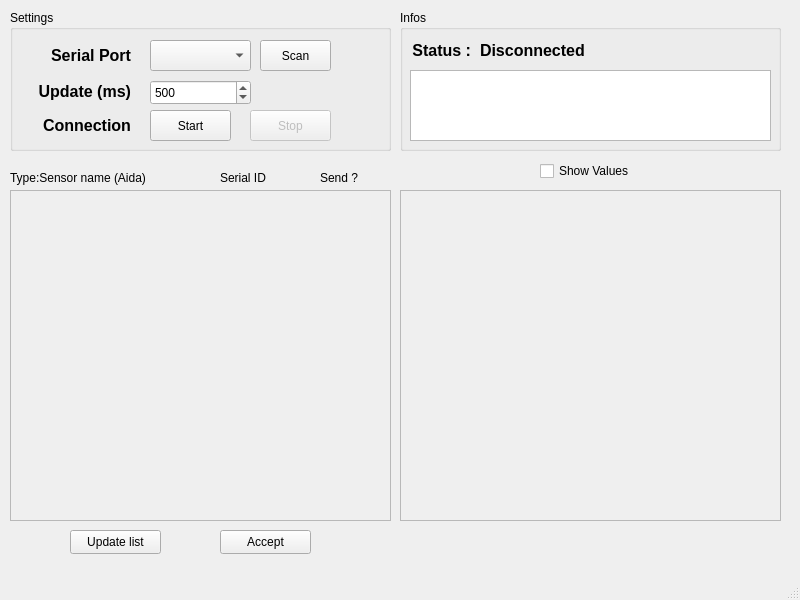
This is Qt/AidaToSerial/mainwindow.ui in Leizar06001/ESP32_PC_Monitor as Qt 5 draws it before an edit. The edited form follows.
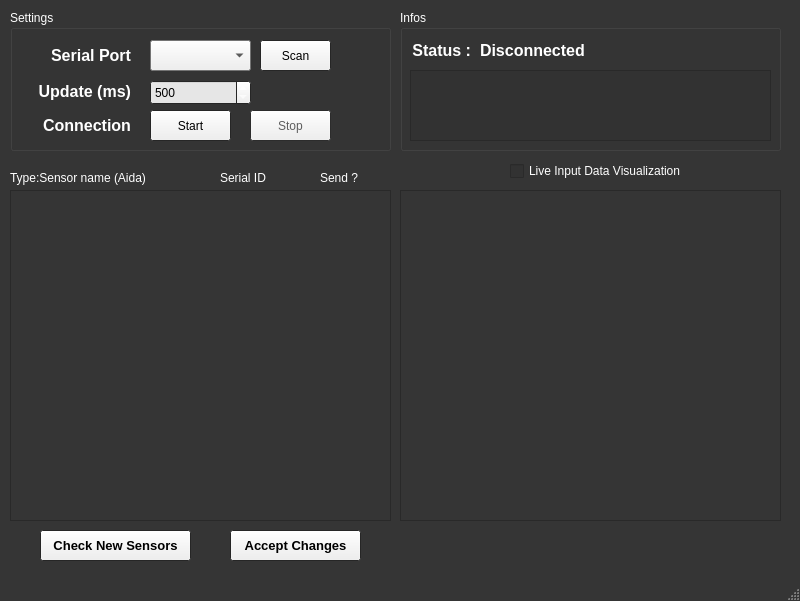
This is the edited form.

Diff of the .ui file:
```diff
--- a/Qt/AidaToSerial/mainwindow.ui
+++ b/Qt/AidaToSerial/mainwindow.ui
@@ -7,12 +7,379 @@
     <x>0</x>
     <y>0</y>
     <width>800</width>
-    <height>600</height>
+    <height>601</height>
    </rect>
   </property>
+  <property name="palette">
+   <palette>
+    <active>
+     <colorrole role="WindowText">
+      <brush brushstyle="SolidPattern">
+       <color alpha="255">
+        <red>255</red>
+        <green>255</green>
+        <blue>255</blue>
+       </color>
+      </brush>
+     </colorrole>
+     <colorrole role="Light">
+      <brush brushstyle="SolidPattern">
+       <color alpha="255">
+        <red>211</red>
+        <green>211</green>
+        <blue>211</blue>
+       </color>
+      </brush>
+     </colorrole>
+     <colorrole role="Midlight">
+      <brush brushstyle="SolidPattern">
+       <color alpha="255">
+        <red>227</red>
+        <green>227</green>
+        <blue>227</blue>
+       </color>
+      </brush>
+     </colorrole>
+     <colorrole role="Dark">
+      <brush brushstyle="SolidPattern">
+       <color alpha="255">
+        <red>62</red>
+        <green>62</green>
+        <blue>62</blue>
+       </color>
+      </brush>
+     </colorrole>
+     <colorrole role="Mid">
+      <brush brushstyle="SolidPattern">
+       <color alpha="255">
+        <red>207</red>
+        <green>207</green>
+        <blue>207</blue>
+       </color>
+      </brush>
+     </colorrole>
+     <colorrole role="Text">
+      <brush brushstyle="SolidPattern">
+       <color alpha="255">
+        <red>255</red>
+        <green>255</green>
+        <blue>255</blue>
+       </color>
+      </brush>
+     </colorrole>
+     <colorrole role="BrightText">
+      <brush brushstyle="SolidPattern">
+       <color alpha="255">
+        <red>255</red>
+        <green>255</green>
+        <blue>255</blue>
+       </color>
+      </brush>
+     </colorrole>
+     <colorrole role="ButtonText">
+      <brush brushstyle="SolidPattern">
+       <color alpha="255">
+        <red>0</red>
+        <green>0</green>
+        <blue>0</blue>
+       </color>
+      </brush>
+     </colorrole>
+     <colorrole role="Base">
+      <brush brushstyle="SolidPattern">
+       <color alpha="255">
+        <red>50</red>
+        <green>50</green>
+        <blue>50</blue>
+       </color>
+      </brush>
+     </colorrole>
+     <colorrole role="Window">
+      <brush brushstyle="SolidPattern">
+       <color alpha="255">
+        <red>53</red>
+        <green>53</green>
+        <blue>53</blue>
+       </color>
+      </brush>
+     </colorrole>
+     <colorrole role="AlternateBase">
+      <brush brushstyle="SolidPattern">
+       <color alpha="255">
+        <red>44</red>
+        <green>44</green>
+        <blue>44</blue>
+       </color>
+      </brush>
+     </colorrole>
+     <colorrole role="ToolTipText">
+      <brush brushstyle="SolidPattern">
+       <color alpha="255">
+        <red>255</red>
+        <green>255</green>
+        <blue>255</blue>
+       </color>
+      </brush>
+     </colorrole>
+     <colorrole role="PlaceholderText">
+      <brush brushstyle="SolidPattern">
+       <color alpha="128">
+        <red>54</red>
+        <green>54</green>
+        <blue>54</blue>
+       </color>
+      </brush>
+     </colorrole>
+    </active>
+    <inactive>
+     <colorrole role="WindowText">
+      <brush brushstyle="SolidPattern">
+       <color alpha="255">
+        <red>255</red>
+        <green>255</green>
+        <blue>255</blue>
+       </color>
+      </brush>
+     </colorrole>
+     <colorrole role="Light">
+      <brush brushstyle="SolidPattern">
+       <color alpha="255">
+        <red>211</red>
+        <green>211</green>
+        <blue>211</blue>
+       </color>
+      </brush>
+     </colorrole>
+     <colorrole role="Midlight">
+      <brush brushstyle="SolidPattern">
+       <color alpha="255">
+        <red>227</red>
+        <green>227</green>
+        <blue>227</blue>
+       </color>
+      </brush>
+     </colorrole>
+     <colorrole role="Dark">
+      <brush brushstyle="SolidPattern">
+       <color alpha="255">
+        <red>62</red>
+        <green>62</green>
+        <blue>62</blue>
+       </color>
+      </brush>
+     </colorrole>
+     <colorrole role="Mid">
+      <brush brushstyle="SolidPattern">
+       <color alpha="255">
+        <red>207</red>
+        <green>207</green>
+        <blue>207</blue>
+       </color>
+      </brush>
+     </colorrole>
+     <colorrole role="Text">
+      <brush brushstyle="SolidPattern">
+       <color alpha="255">
+        <red>255</red>
+        <green>255</green>
+        <blue>255</blue>
+       </color>
+      </brush>
+     </colorrole>
+     <colorrole role="BrightText">
+      <brush brushstyle="SolidPattern">
+       <color alpha="255">
+        <red>255</red>
+        <green>255</green>
+        <blue>255</blue>
+       </color>
+      </brush>
+     </colorrole>
+     <colorrole role="ButtonText">
+      <brush brushstyle="SolidPattern">
+       <color alpha="255">
+        <red>0</red>
+        <green>0</green>
+        <blue>0</blue>
+       </color>
+      </brush>
+     </colorrole>
+     <colorrole role="Base">
+      <brush brushstyle="SolidPattern">
+       <color alpha="255">
+        <red>50</red>
+        <green>50</green>
+        <blue>50</blue>
+       </color>
+      </brush>
+     </colorrole>
+     <colorrole role="Window">
+      <brush brushstyle="SolidPattern">
+       <color alpha="255">
+        <red>53</red>
+        <green>53</green>
+        <blue>53</blue>
+       </color>
+      </brush>
+     </colorrole>
+     <colorrole role="AlternateBase">
+      <brush brushstyle="SolidPattern">
+       <color alpha="255">
+        <red>44</red>
+        <green>44</green>
+        <blue>44</blue>
+       </color>
+      </brush>
+     </colorrole>
+     <colorrole role="ToolTipText">
+      <brush brushstyle="SolidPattern">
+       <color alpha="255">
+        <red>255</red>
+        <green>255</green>
+        <blue>255</blue>
+       </color>
+      </brush>
+     </colorrole>
+     <colorrole role="PlaceholderText">
+      <brush brushstyle="SolidPattern">
+       <color alpha="128">
+        <red>54</red>
+        <green>54</green>
+        <blue>54</blue>
+       </color>
+      </brush>
+     </colorrole>
+    </inactive>
+    <disabled>
+     <colorrole role="WindowText">
+      <brush brushstyle="SolidPattern">
+       <color alpha="255">
+        <red>62</red>
+        <green>62</green>
+        <blue>62</blue>
+       </color>
+      </brush>
+     </colorrole>
+     <colorrole role="Light">
+      <brush brushstyle="SolidPattern">
+       <color alpha="255">
+        <red>211</red>
+        <green>211</green>
+        <blue>211</blue>
+       </color>
+      </brush>
+     </colorrole>
+     <colorrole role="Midlight">
+      <brush brushstyle="SolidPattern">
+       <color alpha="255">
+        <red>227</red>
+        <green>227</green>
+        <blue>227</blue>
+       </color>
+      </brush>
+     </colorrole>
+     <colorrole role="Dark">
+      <brush brushstyle="SolidPattern">
+       <color alpha="255">
+        <red>62</red>
+        <green>62</green>
+        <blue>62</blue>
+       </color>
+      </brush>
+     </colorrole>
+     <colorrole role="Mid">
+      <brush brushstyle="SolidPattern">
+       <color alpha="255">
+        <red>207</red>
+        <green>207</green>
+        <blue>207</blue>
+       </color>
+      </brush>
+     </colorrole>
+     <colorrole role="Text">
+      <brush brushstyle="SolidPattern">
+       <color alpha="255">
+        <red>62</red>
+        <green>62</green>
+        <blue>62</blue>
+       </color>
+      </brush>
+     </colorrole>
+     <colorrole role="BrightText">
+      <brush brushstyle="SolidPattern">
+       <color alpha="255">
+        <red>255</red>
+        <green>255</green>
+        <blue>255</blue>
+       </color>
+      </brush>
+     </colorrole>
+     <colorrole role="ButtonText">
+      <brush brushstyle="SolidPattern">
+       <color alpha="255">
+        <red>62</red>
+        <green>62</green>
+        <blue>62</blue>
+       </color>
+      </brush>
+     </colorrole>
+     <colorrole role="Base">
+      <brush brushstyle="SolidPattern">
+       <color alpha="255">
+        <red>53</red>
+        <green>53</green>
+        <blue>53</blue>
+       </color>
+      </brush>
+     </colorrole>
+     <colorrole role="Window">
+      <brush brushstyle="SolidPattern">
+       <color alpha="255">
+        <red>53</red>
+        <green>53</green>
+        <blue>53</blue>
+       </color>
+      </brush>
+     </colorrole>
+     <colorrole role="AlternateBase">
+      <brush brushstyle="SolidPattern">
+       <color alpha="255">
+        <red>44</red>
+        <green>44</green>
+        <blue>44</blue>
+       </color>
+      </brush>
+     </colorrole>
+     <colorrole role="ToolTipText">
+      <brush brushstyle="SolidPattern">
+       <color alpha="255">
+        <red>255</red>
+        <green>255</green>
+        <blue>255</blue>
+       </color>
+      </brush>
+     </colorrole>
+     <colorrole role="PlaceholderText">
+      <brush brushstyle="SolidPattern">
+       <color alpha="128">
+        <red>54</red>
+        <green>54</green>
+        <blue>54</blue>
+       </color>
+      </brush>
+     </colorrole>
+    </disabled>
+   </palette>
+  </property>
+  <property name="contextMenuPolicy">
+   <enum>Qt::DefaultContextMenu</enum>
+  </property>
   <property name="windowTitle">
    <string>Aida To Serial</string>
   </property>
+  <property name="autoFillBackground">
+   <bool>false</bool>
+  </property>
   <widget class="QWidget" name="centralwidget">
    <widget class="QGroupBox" name="groupBox">
     <property name="geometry">
@@ -23,6 +390,33 @@
       <height>141</height>
      </rect>
     </property>
+    <property name="palette">
+     <palette>
+      <active>
+       <colorrole role="Text">
+        <brush brushstyle="SolidPattern">
+         <color alpha="255">
+          <red>0</red>
+          <green>0</green>
+          <blue>0</blue>
+         </color>
+        </brush>
+       </colorrole>
+      </active>
+      <inactive>
+       <colorrole role="Text">
+        <brush brushstyle="SolidPattern">
+         <color alpha="255">
+          <red>0</red>
+          <green>0</green>
+          <blue>0</blue>
+         </color>
+        </brush>
+       </colorrole>
+      </inactive>
+      <disabled/>
+     </palette>
+    </property>
     <property name="title">
      <string>Settings</string>
     </property>
@@ -35,6 +429,145 @@
        <height>31</height>
       </rect>
      </property>
+     <property name="palette">
+      <palette>
+       <active>
+        <colorrole role="Dark">
+         <brush brushstyle="SolidPattern">
+          <color alpha="255">
+           <red>81</red>
+           <green>81</green>
+           <blue>81</blue>
+          </color>
+         </brush>
+        </colorrole>
+        <colorrole role="Text">
+         <brush brushstyle="SolidPattern">
+          <color alpha="255">
+           <red>0</red>
+           <green>0</green>
+           <blue>0</blue>
+          </color>
+         </brush>
+        </colorrole>
+        <colorrole role="Base">
+         <brush brushstyle="SolidPattern">
+          <color alpha="255">
+           <red>216</red>
+           <green>216</green>
+           <blue>216</blue>
+          </color>
+         </brush>
+        </colorrole>
+        <colorrole role="Window">
+         <brush brushstyle="SolidPattern">
+          <color alpha="255">
+           <red>163</red>
+           <green>163</green>
+           <blue>163</blue>
+          </color>
+         </brush>
+        </colorrole>
+       </active>
+       <inactive>
+        <colorrole role="Dark">
+         <brush brushstyle="SolidPattern">
+          <color alpha="255">
+           <red>81</red>
+           <green>81</green>
+           <blue>81</blue>
+          </color>
+         </brush>
+        </colorrole>
+        <colorrole role="Text">
+         <brush brushstyle="SolidPattern">
+          <color alpha="255">
+           <red>0</red>
+           <green>0</green>
+           <blue>0</blue>
+          </color>
+         </brush>
+        </colorrole>
+        <colorrole role="Base">
+         <brush brushstyle="SolidPattern">
+          <color alpha="255">
+           <red>216</red>
+           <green>216</green>
+           <blue>216</blue>
+          </color>
+         </brush>
+        </colorrole>
+        <colorrole role="Window">
+         <brush brushstyle="SolidPattern">
+          <color alpha="255">
+           <red>163</red>
+           <green>163</green>
+           <blue>163</blue>
+          </color>
+         </brush>
+        </colorrole>
+       </inactive>
+       <disabled>
+        <colorrole role="WindowText">
+         <brush brushstyle="SolidPattern">
+          <color alpha="255">
+           <red>81</red>
+           <green>81</green>
+           <blue>81</blue>
+          </color>
+         </brush>
+        </colorrole>
+        <colorrole role="Dark">
+         <brush brushstyle="SolidPattern">
+          <color alpha="255">
+           <red>81</red>
+           <green>81</green>
+           <blue>81</blue>
+          </color>
+         </brush>
+        </colorrole>
+        <colorrole role="Text">
+         <brush brushstyle="SolidPattern">
+          <color alpha="255">
+           <red>81</red>
+           <green>81</green>
+           <blue>81</blue>
+          </color>
+         </brush>
+        </colorrole>
+        <colorrole role="ButtonText">
+         <brush brushstyle="SolidPattern">
+          <color alpha="255">
+           <red>81</red>
+           <green>81</green>
+           <blue>81</blue>
+          </color>
+         </brush>
+        </colorrole>
+        <colorrole role="Base">
+         <brush brushstyle="SolidPattern">
+          <color alpha="255">
+           <red>163</red>
+           <green>163</green>
+           <blue>163</blue>
+          </color>
+         </brush>
+        </colorrole>
+        <colorrole role="Window">
+         <brush brushstyle="SolidPattern">
+          <color alpha="255">
+           <red>163</red>
+           <green>163</green>
+           <blue>163</blue>
+          </color>
+         </brush>
+        </colorrole>
+       </disabled>
+      </palette>
+     </property>
+     <property name="cursor">
+      <cursorShape>PointingHandCursor</cursorShape>
+     </property>
     </widget>
     <widget class="QSpinBox" name="boxUpdate">
      <property name="geometry">
@@ -45,6 +578,33 @@
        <height>25</height>
       </rect>
      </property>
+     <property name="palette">
+      <palette>
+       <active>
+        <colorrole role="Base">
+         <brush brushstyle="SolidPattern">
+          <color alpha="255">
+           <red>230</red>
+           <green>230</green>
+           <blue>230</blue>
+          </color>
+         </brush>
+        </colorrole>
+       </active>
+       <inactive>
+        <colorrole role="Base">
+         <brush brushstyle="SolidPattern">
+          <color alpha="255">
+           <red>230</red>
+           <green>230</green>
+           <blue>230</blue>
+          </color>
+         </brush>
+        </colorrole>
+       </inactive>
+       <disabled/>
+      </palette>
+     </property>
      <property name="minimum">
       <number>100</number>
      </property>
@@ -168,6 +728,70 @@
        <height>31</height>
       </rect>
      </property>
+     <property name="palette">
+      <palette>
+       <active>
+        <colorrole role="Dark">
+         <brush brushstyle="SolidPattern">
+          <color alpha="255">
+           <red>94</red>
+           <green>94</green>
+           <blue>94</blue>
+          </color>
+         </brush>
+        </colorrole>
+       </active>
+       <inactive>
+        <colorrole role="Dark">
+         <brush brushstyle="SolidPattern">
+          <color alpha="255">
+           <red>94</red>
+           <green>94</green>
+           <blue>94</blue>
+          </color>
+         </brush>
+        </colorrole>
+       </inactive>
+       <disabled>
+        <colorrole role="WindowText">
+         <brush brushstyle="SolidPattern">
+          <color alpha="255">
+           <red>94</red>
+           <green>94</green>
+           <blue>94</blue>
+          </color>
+         </brush>
+        </colorrole>
+        <colorrole role="Dark">
+         <brush brushstyle="SolidPattern">
+          <color alpha="255">
+           <red>94</red>
+           <green>94</green>
+           <blue>94</blue>
+          </color>
+         </brush>
+        </colorrole>
+        <colorrole role="Text">
+         <brush brushstyle="SolidPattern">
+          <color alpha="255">
+           <red>94</red>
+           <green>94</green>
+           <blue>94</blue>
+          </color>
+         </brush>
+        </colorrole>
+        <colorrole role="ButtonText">
+         <brush brushstyle="SolidPattern">
+          <color alpha="255">
+           <red>94</red>
+           <green>94</green>
+           <blue>94</blue>
+          </color>
+         </brush>
+        </colorrole>
+       </disabled>
+      </palette>
+     </property>
      <property name="text">
       <string>Stop</string>
      </property>
@@ -272,6 +896,88 @@
       <height>331</height>
      </rect>
     </property>
+    <property name="palette">
+     <palette>
+      <active>
+       <colorrole role="Dark">
+        <brush brushstyle="SolidPattern">
+         <color alpha="255">
+          <red>134</red>
+          <green>134</green>
+          <blue>134</blue>
+         </color>
+        </brush>
+       </colorrole>
+       <colorrole role="Text">
+        <brush brushstyle="SolidPattern">
+         <color alpha="255">
+          <red>0</red>
+          <green>0</green>
+          <blue>0</blue>
+         </color>
+        </brush>
+       </colorrole>
+      </active>
+      <inactive>
+       <colorrole role="Dark">
+        <brush brushstyle="SolidPattern">
+         <color alpha="255">
+          <red>134</red>
+          <green>134</green>
+          <blue>134</blue>
+         </color>
+        </brush>
+       </colorrole>
+       <colorrole role="Text">
+        <brush brushstyle="SolidPattern">
+         <color alpha="255">
+          <red>0</red>
+          <green>0</green>
+          <blue>0</blue>
+         </color>
+        </brush>
+       </colorrole>
+      </inactive>
+      <disabled>
+       <colorrole role="WindowText">
+        <brush brushstyle="SolidPattern">
+         <color alpha="255">
+          <red>134</red>
+          <green>134</green>
+          <blue>134</blue>
+         </color>
+        </brush>
+       </colorrole>
+       <colorrole role="Dark">
+        <brush brushstyle="SolidPattern">
+         <color alpha="255">
+          <red>134</red>
+          <green>134</green>
+          <blue>134</blue>
+         </color>
+        </brush>
+       </colorrole>
+       <colorrole role="Text">
+        <brush brushstyle="SolidPattern">
+         <color alpha="255">
+          <red>134</red>
+          <green>134</green>
+          <blue>134</blue>
+         </color>
+        </brush>
+       </colorrole>
+       <colorrole role="ButtonText">
+        <brush brushstyle="SolidPattern">
+         <color alpha="255">
+          <red>134</red>
+          <green>134</green>
+          <blue>134</blue>
+         </color>
+        </brush>
+       </colorrole>
+      </disabled>
+     </palette>
+    </property>
     <property name="widgetResizable">
      <bool>true</bool>
     </property>
@@ -289,40 +995,52 @@
    <widget class="QPushButton" name="btnUpdateList">
     <property name="geometry">
      <rect>
-      <x>70</x>
+      <x>40</x>
       <y>530</y>
-      <width>91</width>
-      <height>24</height>
+      <width>151</width>
+      <height>31</height>
      </rect>
     </property>
+    <property name="font">
+     <font>
+      <pointsize>10</pointsize>
+      <bold>true</bold>
+     </font>
+    </property>
     <property name="text">
-     <string>Update list</string>
+     <string>Check New Sensors</string>
     </property>
    </widget>
    <widget class="QPushButton" name="btnAccept">
     <property name="geometry">
      <rect>
-      <x>220</x>
+      <x>230</x>
       <y>530</y>
-      <width>91</width>
-      <height>24</height>
+      <width>131</width>
+      <height>31</height>
      </rect>
     </property>
+    <property name="font">
+     <font>
+      <pointsize>10</pointsize>
+      <bold>true</bold>
+     </font>
+    </property>
     <property name="text">
-     <string>Accept</string>
+     <string>Accept Changes</string>
     </property>
    </widget>
    <widget class="QCheckBox" name="boxShowVals">
     <property name="geometry">
      <rect>
-      <x>540</x>
+      <x>510</x>
       <y>160</y>
-      <width>111</width>
+      <width>171</width>
       <height>22</height>
      </rect>
     </property>
     <property name="text">
-     <string>Show Values</string>
+     <string>Live Input Data Visualization</string>
     </property>
    </widget>
    <widget class="QLabel" name="label_6">
```
